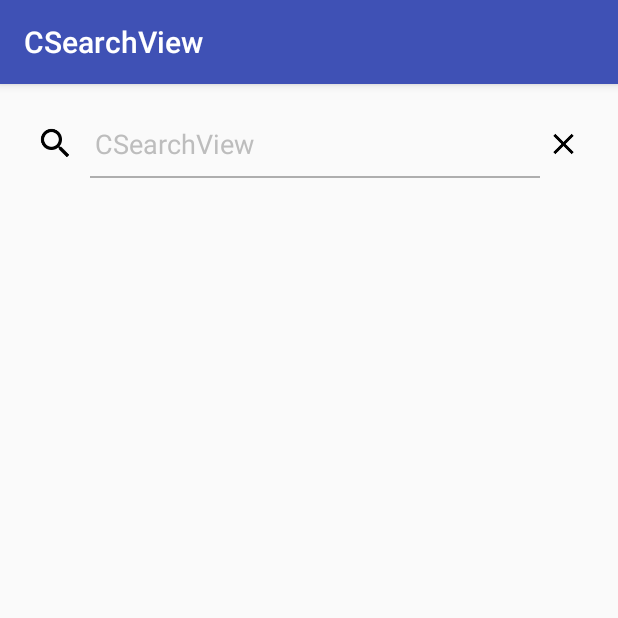
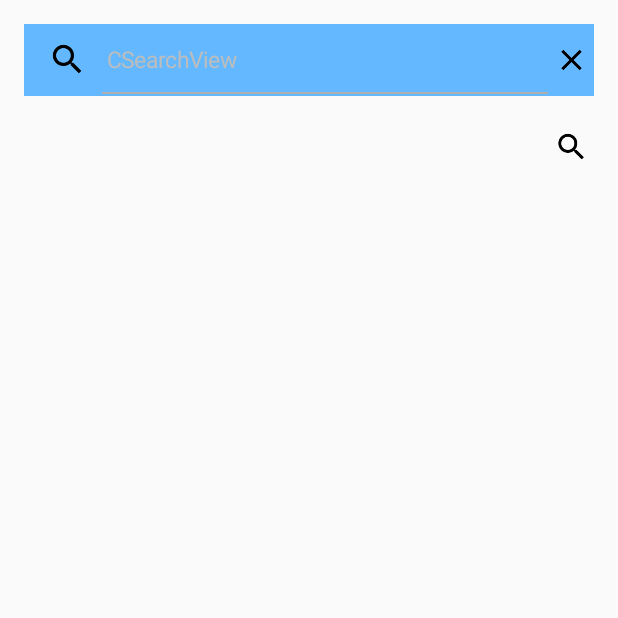
Before and after one commit to CSnowStack/CSearchView, an Android app: the screen it shows after launch (MainActivity), after a tap on an icon or button, on a phone screen of 412 x 824 dp, the top half of it. Run offline under Robolectric (Android 15) with nearby library versions, the phone set to English and light mode, and no system bars.

Commit message:
更新效果

```diff
--- a/csearchview/build.gradle
+++ b/csearchview/build.gradle
@@ -2,7 +2,7 @@ apply plugin: 'com.android.library'
 apply plugin: 'com.github.dcendents.android-maven'
 apply plugin: 'com.jfrog.bintray'
 
-version = "1.0.2"
+version = "1.1.1"
 android {
     compileSdkVersion 23
     buildToolsVersion "23.0.3"
--- a/csearchview/src/main/java/com/cq/csearchview/CSearchView.java
+++ b/csearchview/src/main/java/com/cq/csearchview/CSearchView.java
@@ -25,14 +25,18 @@ public class CSearchView extends RelativeLayout {
     private CEditText edtSearch;
     private boolean isShow = false;
     private String hint = "please set keyword";
-    private long duration = 1000,alphaDuration=800;
+    private long duration = 1000, alphaDuration = 800;
     private AnimatorSet showAnimatorSet, hideAnimatorSet;
     private int searchDrawable, cancelDrawable;
-    private int hintColor, textColor, lineColor, bgColor;
+    private int hintColor, edtTextColor, lineColor, bgColor;
+    private int edtSize;
     private boolean openWtihShowSoftInput;
     private InputMethodManager imm;
     private OnTextChangeListener mOnTextChangeListener;
     private OnStatusChangeListener mOnStatusChangeListener;
+    private Context mContext;
+
+
     public CSearchView(Context context) {
         this(context, null);
     }
@@ -49,24 +53,39 @@ public class CSearchView extends RelativeLayout {
             duration = (long) typedArray.getFloat(R.styleable.CSearchView_csv_moveDuration, 1000);
             hint = typedArray.getString(R.styleable.CSearchView_csv_hint);
             hintColor = typedArray.getColor(R.styleable.CSearchView_csv_hintColor, Color.parseColor("#BDBDBD"));
-            textColor = typedArray.getColor(R.styleable.CSearchView_csv_textColor, Color.parseColor("#1D1D1D"));
+            edtTextColor = typedArray.getColor(R.styleable.CSearchView_csv_textColor, Color.parseColor("#1D1D1D"));
             lineColor = typedArray.getColor(R.styleable.CSearchView_csv_lineColor, Color.parseColor("#AEAEAE"));
             bgColor = typedArray.getColor(R.styleable.CSearchView_csv_backgroundColor, Color.parseColor("#00000000"));
-            openWtihShowSoftInput=typedArray.getBoolean(R.styleable.CSearchView_csv_openShowSoftInput,true);
+            openWtihShowSoftInput = typedArray.getBoolean(R.styleable.CSearchView_csv_openShowSoftInput, true);
             searchDrawable = typedArray.getResourceId(R.styleable.CSearchView_csv_searchDrawable, R.drawable.ic_search_36pt_3x);
             cancelDrawable = typedArray.getResourceId(R.styleable.CSearchView_csv_cancelDrawable, R.drawable.ic_close_36pt_3x);
+            edtSize=typedArray.getInteger(R.styleable.CSearchView_csv_edtSize,15);
         } finally {
             typedArray.recycle();
         }
 
-        imm=(InputMethodManager)context.getSystemService(Context.INPUT_METHOD_SERVICE);
+        imm = (InputMethodManager) context.getSystemService(Context.INPUT_METHOD_SERVICE);
         ivSearch.setImageResource(searchDrawable);
+        ivCancel.setImageResource(searchDrawable);
         edtSearch.setLineColor(lineColor);
-        edtSearch.setTextColor(textColor);
+        edtSearch.setTextColor(edtTextColor);
         edtSearch.setHintTextColor(hintColor);
+        edtSearch.setTextSize(edtSize);
         setBackgroundColor(bgColor);
 
         initEvent();
+    }
+
+
+
+    @Override
+    protected void onMeasure(int widthMeasureSpec, int heightMeasureSpec) {
+        int mode=MeasureSpec.getMode(widthMeasureSpec);
+        if(mode==MeasureSpec.AT_MOST&&edtSearch.getVisibility()==GONE&&ivSearch.getVisibility()==GONE){
+            widthMeasureSpec=MeasureSpec.makeMeasureSpec(DensityUtil.dip2px(mContext,36)+getPaddingRight()+getPaddingLeft(),MeasureSpec.EXACTLY);
+        }
+        super.onMeasure(widthMeasureSpec, heightMeasureSpec);
+
     }
 
     private void initEvent() {
@@ -77,8 +96,8 @@ public class CSearchView extends RelativeLayout {
                     if (hideAnimatorSet == null) {
                         ObjectAnimator ivObjectAnimator = ObjectAnimator.ofFloat(ivSearch, "alpha", 0.9f, 0).setDuration(alphaDuration);
                         ObjectAnimator edtObjectAnimator = ObjectAnimator.ofFloat(edtSearch, "alpha", 0.9f, 0).setDuration(alphaDuration);
-                        ObjectAnimator hideIconAnimator=ObjectAnimator.ofFloat(ivCancel,"alpha",0.9f,0).setDuration(alphaDuration/2);
-                        final ObjectAnimator showAnimator= ObjectAnimator.ofFloat(ivCancel,"alpha",0,1).setDuration(alphaDuration/2);
+                        ObjectAnimator hideIconAnimator = ObjectAnimator.ofFloat(ivCancel, "alpha", 0.9f, 0).setDuration(alphaDuration / 2);
+                        final ObjectAnimator showAnimator = ObjectAnimator.ofFloat(ivCancel, "alpha", 0, 1).setDuration(alphaDuration / 2);
                         hideIconAnimator.addListener(new AnimatorListenerAdapter() {
                             @Override
                             public void onAnimationEnd(Animator animation) {
@@ -88,9 +107,8 @@ public class CSearchView extends RelativeLayout {
                             }
                         });
 
-
                         hideAnimatorSet = new AnimatorSet();
-                        hideAnimatorSet.playTogether(ivObjectAnimator, edtObjectAnimator,hideIconAnimator);
+                        hideAnimatorSet.playTogether(ivObjectAnimator, edtObjectAnimator, hideIconAnimator);
                         hideAnimatorSet.addListener(new AnimatorListenerAdapter() {
                             @Override
                             public void onAnimationEnd(Animator animation) {
@@ -112,14 +130,13 @@ public class CSearchView extends RelativeLayout {
 
                 } else {
                     if (showAnimatorSet == null) {
-
-                        ObjectAnimator ivObjectAnimator = ObjectAnimator.ofFloat(ivSearch, "translationX", ivCancel.getLeft()-ivSearch.getLeft(), 0).setDuration(duration);
-                        ObjectAnimator edtObjectAnimator = ObjectAnimator.ofFloat(edtSearch, "translationX", ivCancel.getRight()-edtSearch.getLeft(), 0).setDuration(duration);
-                        ObjectAnimator showAnimator= ObjectAnimator.ofFloat(ivCancel,"alpha",0,1).setDuration(alphaDuration);
+                        ObjectAnimator ivObjectAnimator = ObjectAnimator.ofFloat(ivSearch, "translationX", getIvCancelTranslationX(), 0).setDuration(duration);
+                        ObjectAnimator edtObjectAnimator = ObjectAnimator.ofFloat(edtSearch, "translationX", getEdtSearchTranslationX(), 0).setDuration(duration);
+                        ObjectAnimator showAnimator = ObjectAnimator.ofFloat(ivCancel, "alpha", 0, 1).setDuration(alphaDuration);
 
                         showAnimatorSet = new AnimatorSet();
                         showAnimatorSet.setInterpolator(new AccelerateDecelerateInterpolator());
-                        showAnimatorSet.playTogether(ivObjectAnimator, edtObjectAnimator,showAnimator);
+                        showAnimatorSet.playTogether(ivObjectAnimator, edtObjectAnimator, showAnimator);
                         showAnimatorSet.addListener(new AnimatorListenerAdapter() {
                             @Override
                             public void onAnimationStart(Animator animation) {
@@ -149,25 +166,32 @@ public class CSearchView extends RelativeLayout {
 
     }
 
+
+
+    private float getIvCancelTranslationX() {
+        return ((View)getParent()).getMeasuredWidth() - getPaddingLeft() - getPaddingRight() - ivCancel.getMeasuredWidth();
+    }
+
+    private float getEdtSearchTranslationX() {
+        return getIvCancelTranslationX()-DensityUtil.dip2px(mContext,10);
+    }
+
     private void setHideSearchStar() {
-        imm.hideSoftInputFromWindow(edtSearch.getWindowToken(),0);
+        imm.hideSoftInputFromWindow(edtSearch.getWindowToken(), 0);
         edtSearch.setCursorVisible(false);
-        if(null!=mOnStatusChangeListener){
+        if (null != mOnStatusChangeListener) {
             mOnStatusChangeListener.onHideStartListener();
         }
 
     }
 
-
-
-
     private void setHideSearchEnd() {
-        edtSearch.setVisibility(INVISIBLE);
-        ivSearch.setVisibility(INVISIBLE);
+        edtSearch.setVisibility(GONE);
+        ivSearch.setVisibility(GONE);
         edtSearch.setAlpha(1f);
         ivSearch.setAlpha(1f);
         edtSearch.setText("");
-        if(null!=mOnStatusChangeListener){
+        if (null != mOnStatusChangeListener) {
             mOnStatusChangeListener.onHideEndListener();
         }
     }
@@ -178,7 +202,7 @@ public class CSearchView extends RelativeLayout {
         edtSearch.setCursorVisible(false);
         edtSearch.setHint("");
         ivCancel.setImageResource(cancelDrawable);
-        if(null!=mOnStatusChangeListener){
+        if (null != mOnStatusChangeListener) {
             mOnStatusChangeListener.onShowStartListener();
         }
     }
@@ -187,10 +211,10 @@ public class CSearchView extends RelativeLayout {
         edtSearch.setCursorVisible(true);
         edtSearch.requestFocus();
         edtSearch.setHint(hint);
-        if(openWtihShowSoftInput){
-            imm.showSoftInput(edtSearch,InputMethodManager.SHOW_FORCED);
+        if (openWtihShowSoftInput) {
+            imm.showSoftInput(edtSearch, InputMethodManager.SHOW_FORCED);
         }
-        if(null!=mOnStatusChangeListener){
+        if (null != mOnStatusChangeListener) {
             mOnStatusChangeListener.onShowEndListener();
         }
     }
@@ -219,11 +243,12 @@ public class CSearchView extends RelativeLayout {
         edtSearch.setLineColor(color);
     }
 
-    public CharSequence getText(){
-       return edtSearch.getText();
+    public CharSequence getText() {
+        return edtSearch.getText();
     }
 
     private void initView(Context context) {
+        mContext = context;
         LayoutInflater layoutInflater = (LayoutInflater) context.getSystemService(Context.LAYOUT_INFLATER_SERVICE);
         layoutInflater.inflate(R.layout.c_searchview, this, true);
         ivCancel = (ImageView) findViewById(R.id.iv_cancel);
@@ -231,17 +256,17 @@ public class CSearchView extends RelativeLayout {
         edtSearch = (CEditText) findViewById(R.id.edt_search);
     }
 
-    public void addTextWatcher(TextWatcher textWatcher){
+    public void addTextWatcher(TextWatcher textWatcher) {
         edtSearch.addTextChangedListener(textWatcher);
     }
 
-    public void removeTextWatch(TextWatcher textWatcher){
+    public void removeTextWatch(TextWatcher textWatcher) {
         edtSearch.removeTextChangedListener(textWatcher);
     }
 
     public void setOnTextChangeListener(OnTextChangeListener onTextChangeListener) {
         mOnTextChangeListener = onTextChangeListener;
-        if(mOnStatusChangeListener!=null){
+        if (mOnStatusChangeListener != null) {
             edtSearch.addTextChangedListener(new TextWatcher() {
                 @Override
                 public void beforeTextChanged(CharSequence s, int start, int count, int after) {
@@ -250,7 +275,7 @@ public class CSearchView extends RelativeLayout {
 
                 @Override
                 public void onTextChanged(CharSequence s, int start, int before, int count) {
-                        mOnTextChangeListener.onTextChangeListener(s);
+                    mOnTextChangeListener.onTextChangeListener(s);
                 }
 
                 @Override
@@ -270,33 +295,15 @@ public class CSearchView extends RelativeLayout {
     }
 
 
-    public interface OnStatusChangeListener{
+    public interface OnStatusChangeListener {
         void onShowStartListener();
+
         void onShowEndListener();
+
         void onHideStartListener();
+
         void onHideEndListener();
     }
 
 
-    public abstract class StatusChangeListenerAdapter implements OnStatusChangeListener{
-        @Override
-        public void onHideEndListener() {
-
-        }
-
-        @Override
-        public void onHideStartListener() {
-
-        }
-
-        @Override
-        public void onShowEndListener() {
-
-        }
-
-        @Override
-        public void onShowStartListener() {
-
-        }
-    }
 }
--- /dev/null
+++ b/csearchview/src/main/java/com/cq/csearchview/StatusChangeListenerAdapter.java
@@ -0,0 +1,26 @@
+package com.cq.csearchview;
+
+/**
+ * Created by cqll on 2016/6/27.
+ */
+public abstract class StatusChangeListenerAdapter implements CSearchView.OnStatusChangeListener {
+    @Override
+    public void onHideEndListener() {
+
+    }
+
+    @Override
+    public void onHideStartListener() {
+
+    }
+
+    @Override
+    public void onShowEndListener() {
+
+    }
+
+    @Override
+    public void onShowStartListener() {
+
+    }
+}
--- a/csearchview/src/main/res/layout/c_searchview.xml
+++ b/csearchview/src/main/res/layout/c_searchview.xml
@@ -1,29 +1,23 @@
 <?xml version="1.0" encoding="utf-8"?>
 <RelativeLayout
     android:id="@+id/rl"
-    android:paddingLeft="8dp"
-    android:paddingRight="5dp"
     android:layout_width="match_parent"
-    android:layout_height="48dp"
+    android:layout_height="match_parent"
     xmlns:android="http://schemas.android.com/apk/res/android"
     xmlns:tools="http://schemas.android.com/tools">
     <ImageView
-        tools:visibility="visible"
-        android:visibility="invisible"
+        android:visibility="gone"
         android:layout_centerVertical="true"
         android:id="@+id/iv_search"
         android:layout_marginBottom="8dp"
         android:layout_marginTop="8dp"
-        android:src="@drawable/ic_search_36pt_3x"
         android:layout_width="26dp"
         android:layout_height="26dp"/>
 
     <com.cq.csearchview.CEditText
         android:inputType="textVisiblePassword"
-        tools:visibility="visible"
-        tools:hint="visible"
         tools:textColorHint="#BDBDBD"
-        android:visibility="invisible"
+        android:visibility="gone"
         android:layout_toLeftOf="@+id/iv_cancel"
         android:layout_toRightOf="@+id/iv_search"
         android:layout_marginLeft="10dp"
@@ -41,7 +35,6 @@
         android:layout_centerVertical="true"
         android:layout_alignParentRight="true"
         android:id="@+id/iv_cancel"
-        android:src="@drawable/ic_search_36pt_3x"
         android:layout_width="30dp"
         android:layout_height="48dp"/>
 </RelativeLayout>
--- a/csearchview/src/main/res/values/attrs.xml
+++ b/csearchview/src/main/res/values/attrs.xml
@@ -2,6 +2,7 @@
 <resources>
     <declare-styleable name="CSearchView">
         <attr name="csv_hint" format="string"/>
+        <attr name="csv_edtSize" format="integer"/>
         <attr name="csv_textColor" format="color"/>
         <attr name="csv_hintColor" format="color"/>
         <attr name="csv_lineColor" format="color"/>
--- a/simple/src/main/java/com/cq/simple/MainActivity.java
+++ b/simple/src/main/java/com/cq/simple/MainActivity.java
@@ -2,12 +2,46 @@ package com.cq.simple;
 
 import android.os.Bundle;
 import android.support.v7.app.AppCompatActivity;
+import android.support.v7.widget.Toolbar;
+import android.view.View;
+import android.view.Window;
+import android.widget.TextView;
+
+import com.cq.csearchview.CSearchView;
+import com.cq.csearchview.StatusChangeListenerAdapter;
 
 public class MainActivity extends AppCompatActivity {
+    private CSearchView mCsv;
+    private TextView mTxtTitle;
+    private Toolbar mToolbar;
     @Override
     protected void onCreate(Bundle savedInstanceState) {
         super.onCreate(savedInstanceState);
+        supportRequestWindowFeature(Window.FEATURE_NO_TITLE);
         setContentView(R.layout.activity_main);
+        mCsv=(CSearchView)findViewById(R.id.csv);
+        mTxtTitle=(TextView) findViewById(R.id.txtTitle);
+        mToolbar=(Toolbar)findViewById(R.id.toolbar);
+
+        setSupportActionBar(mToolbar);
+        getSupportActionBar().setDisplayShowTitleEnabled(false);
+        getSupportActionBar().setDisplayHomeAsUpEnabled(true);
+
+        mCsv.setOnStatusChangeListener(new StatusChangeListenerAdapter() {
+            @Override
+            public void onShowStartListener() {
+                super.onShowStartListener();
+                mTxtTitle.setVisibility(View.GONE);
+                getSupportActionBar().setDisplayHomeAsUpEnabled(false);
+            }
+
+            @Override
+            public void onHideEndListener() {
+                super.onHideEndListener();
+                mTxtTitle.setVisibility(View.VISIBLE);
+                getSupportActionBar().setDisplayHomeAsUpEnabled(true);
+            }
+        });
     }
 
 
--- a/simple/src/main/res/layout/activity_main.xml
+++ b/simple/src/main/res/layout/activity_main.xml
@@ -1,19 +1,45 @@
 <?xml version="1.0" encoding="utf-8"?>
 <RelativeLayout
     xmlns:android="http://schemas.android.com/apk/res/android"
+    xmlns:app="http://schemas.android.com/apk/res-auto"
     android:layout_width="match_parent"
     android:layout_height="match_parent"
-    xmlns:app="http://schemas.android.com/apk/res-auto"
     android:paddingBottom="@dimen/activity_vertical_margin"
     android:paddingLeft="@dimen/activity_horizontal_margin"
     android:paddingRight="@dimen/activity_horizontal_margin"
     android:paddingTop="@dimen/activity_vertical_margin"
     >
+
+    <android.support.v7.widget.Toolbar
+        android:id="@+id/toolbar"
+        android:layout_width="match_parent"
+        android:layout_height="48dp"
+        android:background="#63b8ff"
+        app:popupTheme="@style/ThemeOverlay.AppCompat.Dark">
+
+        <TextView
+            android:layout_gravity="center"
+            android:id="@+id/txtTitle"
+            android:layout_width="wrap_content"
+            android:layout_height="wrap_content"
+            android:layout_centerInParent="true"
+            android:text="CSnowStack"
+            android:textSize="16sp"/>
+
+        <com.cq.csearchview.CSearchView
+            android:layout_gravity="right"
+            android:id="@+id/csv"
+            android:layout_width="wrap_content"
+            android:layout_height="wrap_content"
+            android:layout_alignParentRight="true"
+            app:csv_hint="@string/app_name"/>
+
+    </android.support.v7.widget.Toolbar>
     <com.cq.csearchview.CSearchView
-        app:csv_hint="@string/app_name"
-        android:id="@+id/csv"
-        android:layout_width="match_parent"
-        android:layout_height="wrap_content">
-
-    </com.cq.csearchview.CSearchView>
+        android:layout_marginTop="10dp"
+        android:layout_below="@+id/toolbar"
+        android:layout_width="wrap_content"
+        android:layout_height="48dp"
+        android:layout_alignParentRight="true"
+        app:csv_hint="@string/app_name"/>
 </RelativeLayout>
```
Also changed, not shown: 3 other files.
